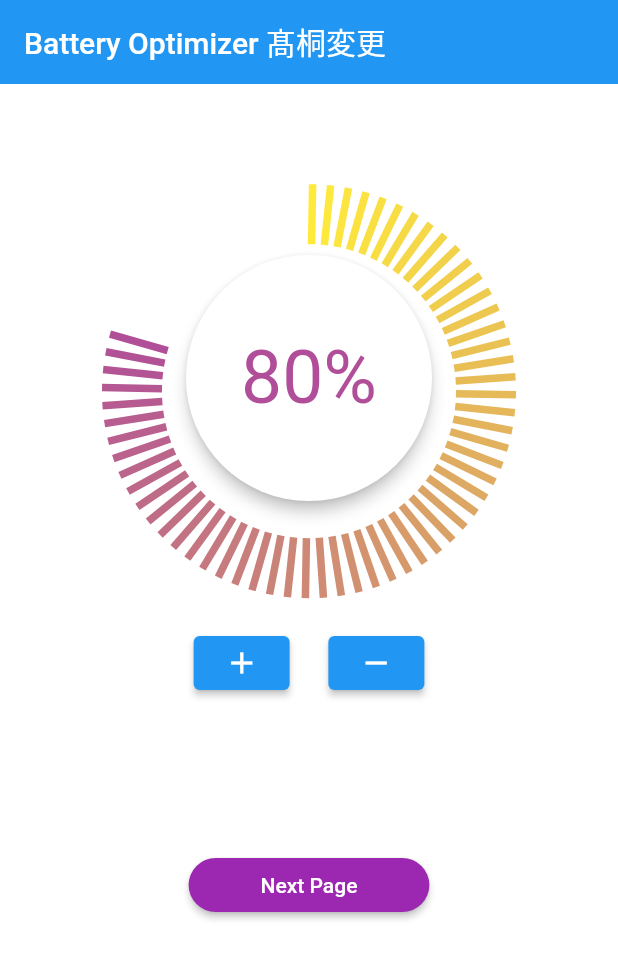
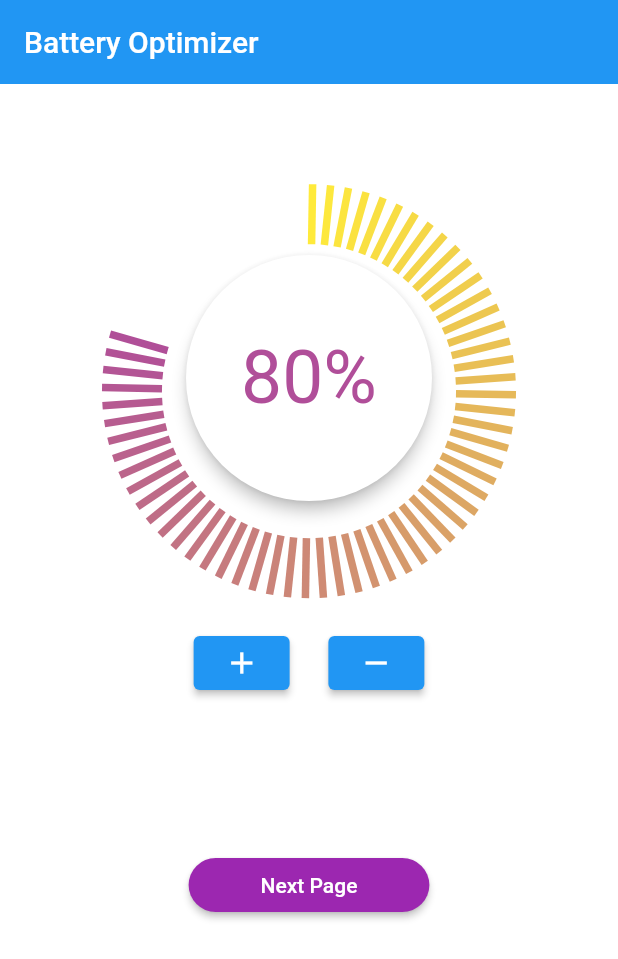
Before and after one commit to Flutter-Team-hokaiG/optimizer, a Flutter app: the screen it shows after launch, on a phone screen of 412 x 824 dp. Shown: the top 959 px of the screen. Run offline on Flutter 3.47's test engine with Material 2 defaults, Android fonts, the phone set to English and light mode, and no system bars.

Commit message:
"髙桐変更"　削除

```diff
--- a/lib/main.dart
+++ b/lib/main.dart
@@ -36,7 +36,7 @@ class BatteryOptimizerPage extends StatelessWidget {
     return Scaffold(
       backgroundColor: Theme.of(context).backgroundColor,
       appBar: AppBar(
-        title: Text('Battery Optimizer 髙桐変更'),
+        title: Text('Battery Optimizer'),
         centerTitle: false,
         elevation: 0,
       ),
```
